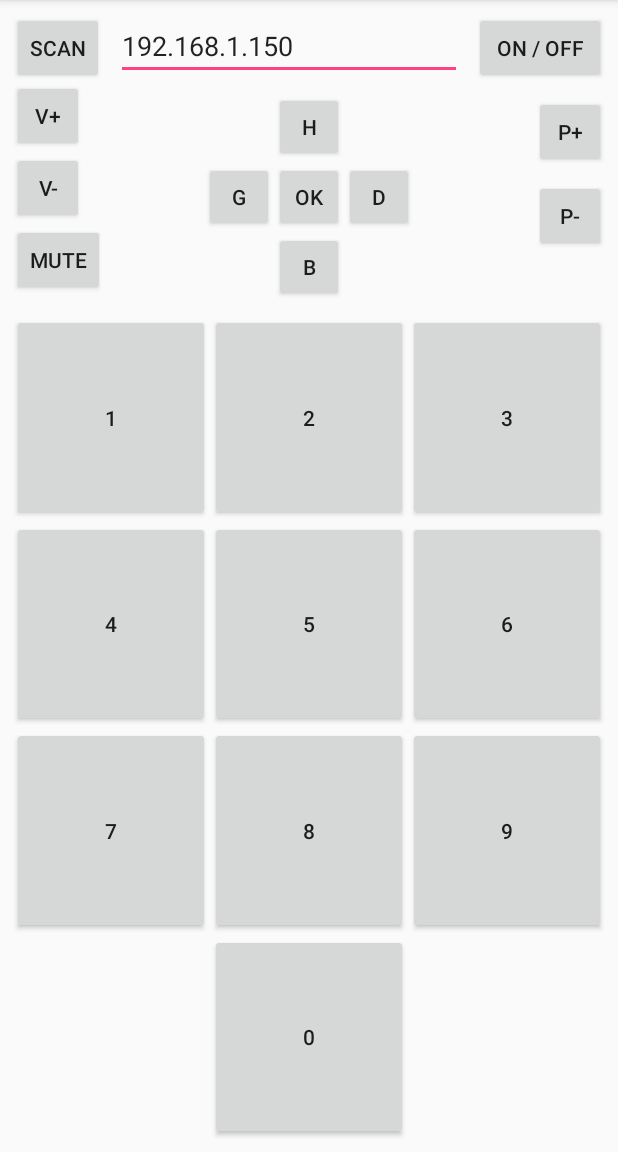
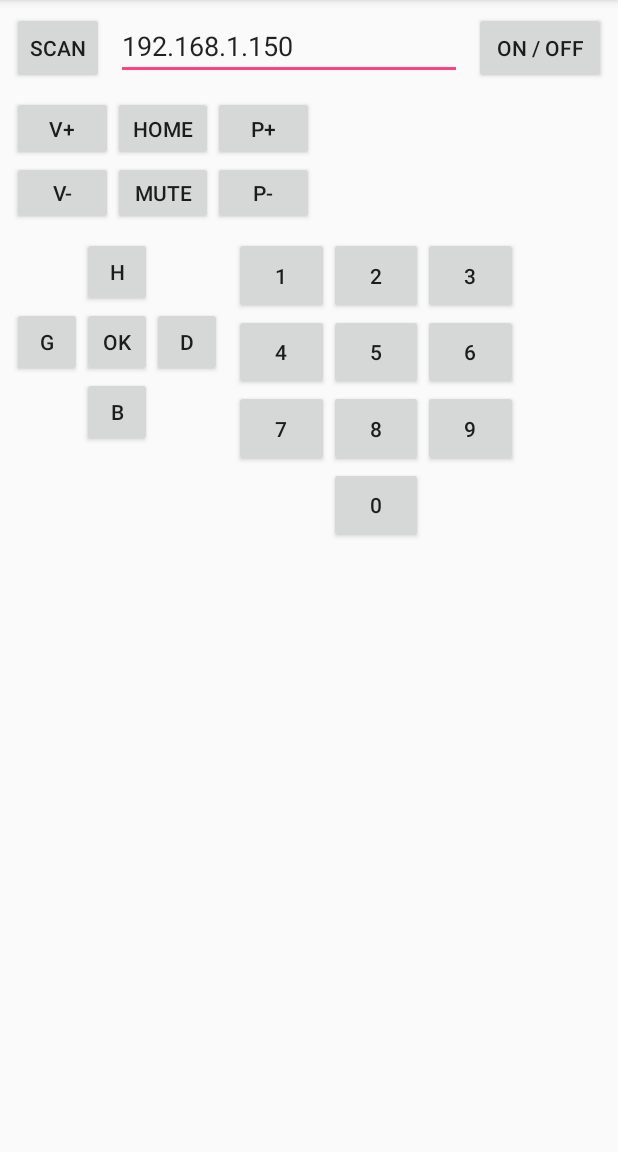
Before and after one commit to batou9150/BboxSensationRemoteControl, an Android app: the screen it shows after launch (MainActivity), on a phone screen of 412 x 824 dp, the part 84-1236 px from its top. Run offline under Robolectric (Android 15) with nearby library versions, the phone set to English and light mode, and no system bars.

Commit message:
refacto up and down

```diff
--- a/app/src/main/java/fr/batoucada/bboxsensationremotecontrol/MainActivity.java
+++ b/app/src/main/java/fr/batoucada/bboxsensationremotecontrol/MainActivity.java
@@ -16,11 +16,13 @@ public class MainActivity extends AppCompatActivity {
 
         ArrayList<Integer> buttonIdList = new ArrayList<>();
         buttonIdList.add(R.id.b_power);
+
+        buttonIdList.add(R.id.b_volume_up);
         buttonIdList.add(R.id.b_volume_down);
-        buttonIdList.add(R.id.b_volume_up);
+        buttonIdList.add(R.id.b_home);
         buttonIdList.add(R.id.b_volume_mute);
+        buttonIdList.add(R.id.b_program_up);
         buttonIdList.add(R.id.b_program_down);
-        buttonIdList.add(R.id.b_program_up);
 
         buttonIdList.add(R.id.b_0);
         buttonIdList.add(R.id.b_1);
--- a/app/src/main/res/layout/activity_main.xml
+++ b/app/src/main/res/layout/activity_main.xml
@@ -20,68 +20,6 @@
             android:layout_marginTop="8dp"
             />
 
-    <Button
-            android:text="@string/b_volume_up_text"
-            android:layout_width="wrap_content"
-            android:layout_height="wrap_content"
-            android:id="@+id/b_volume_up"
-            app:layout_constraintStart_toStartOf="parent"
-            android:layout_marginLeft="8dp"
-            android:layout_marginStart="8dp"
-            android:tag='27'
-            app:layout_constraintTop_toBottomOf="@+id/edit_text_ip_address"
-            style="@style/Widget.AppCompat.Button.Small"/>
-
-    <Button
-            android:text="@string/b_volume_down_text"
-            android:layout_width="wrap_content"
-            android:layout_height="wrap_content"
-            android:id="@+id/b_volume_down"
-            app:layout_constraintTop_toBottomOf="@+id/b_volume_up"
-            app:layout_constraintStart_toStartOf="parent"
-            android:layout_marginLeft="8dp"
-            android:layout_marginStart="8dp"
-            android:tag='28'
-            style="@style/Widget.AppCompat.Button.Small"/>
-
-    <Button
-            android:text="@string/b_volume_mute"
-            android:layout_width="wrap_content"
-            android:layout_height="wrap_content"
-            android:id="@+id/b_volume_mute"
-            app:layout_constraintTop_toBottomOf="@+id/b_volume_down"
-            app:layout_constraintStart_toStartOf="parent"
-            android:layout_marginLeft="8dp"
-            android:layout_marginStart="8dp"
-            android:tag='32'
-            style="@style/Widget.AppCompat.Button.Small"/>
-
-    <Button
-            android:text="@string/b_program_up_text"
-            android:layout_width="wrap_content"
-            android:layout_height="wrap_content"
-            android:id="@+id/b_program_up"
-            android:tag='25'
-            android:layout_marginTop="8dp"
-            app:layout_constraintTop_toBottomOf="@+id/b_power"
-            android:layout_marginEnd="8dp"
-            android:layout_marginRight="8dp"
-            app:layout_constraintEnd_toEndOf="parent"
-            style="@style/Widget.AppCompat.Button.Small"/>
-
-    <Button
-            android:text="@string/b_program_down"
-            android:layout_width="wrap_content"
-            android:layout_height="wrap_content"
-            android:id="@+id/b_program_down"
-            android:tag='26'
-            android:layout_marginTop="8dp"
-            app:layout_constraintTop_toBottomOf="@+id/b_program_up"
-            android:layout_marginEnd="8dp"
-            android:layout_marginRight="8dp"
-            app:layout_constraintEnd_toEndOf="parent"
-            style="@style/Widget.AppCompat.Button.Small"/>
-
     <EditText
             android:layout_width="0dp"
             android:layout_height="wrap_content"
@@ -96,7 +34,8 @@
             android:layout_marginRight="8dp"
             app:layout_constraintStart_toEndOf="@+id/b_search_target"
             android:layout_marginLeft="8dp"
-            android:layout_marginStart="8dp"/>
+            android:layout_marginStart="8dp"
+            tools:ignore="LabelFor"/>
 
     <Button
             android:text="@string/b_search_target_text"
@@ -111,19 +50,14 @@
             style="@style/Widget.AppCompat.Button.Small"/>
 
     <include
-            android:layout_width="0dp"
-            android:layout_height="0dp"
+            android:layout_width="189dp"
+            android:layout_height="204dp"
             layout="@layout/button_0_to_9"
-            app:layout_constraintStart_toStartOf="parent"
             android:layout_marginLeft="8dp"
             android:layout_marginStart="8dp"
-            app:layout_constraintEnd_toEndOf="parent"
-            android:layout_marginEnd="8dp"
-            android:layout_marginRight="8dp"
-            app:layout_constraintBottom_toBottomOf="parent"
-            android:layout_marginBottom="8dp"
-            app:layout_constraintTop_toBottomOf="@+id/include"
-            android:layout_marginTop="8dp"/>
+            app:layout_constraintStart_toEndOf="@+id/include"
+            android:layout_marginTop="8dp"
+            app:layout_constraintTop_toBottomOf="@+id/include2"/>
 
     <include
             android:layout_width="140dp"
@@ -131,12 +65,20 @@
             layout="@layout/dpad"
             android:id="@+id/include"
             android:layout_marginTop="8dp"
-            app:layout_constraintTop_toBottomOf="@+id/edit_text_ip_address"
-            app:layout_constraintStart_toEndOf="@+id/b_volume_down"
+            app:layout_constraintTop_toBottomOf="@+id/include2"
+            app:layout_constraintStart_toStartOf="parent"
+            android:layout_marginLeft="8dp"
+            android:layout_marginStart="8dp"/>
+
+    <include
+            android:layout_width="201dp"
+            android:layout_height="86dp"
+            layout="@layout/up_down"
+            app:layout_constraintStart_toStartOf="parent"
             android:layout_marginLeft="8dp"
             android:layout_marginStart="8dp"
-            app:layout_constraintEnd_toStartOf="@+id/b_program_down"
-            android:layout_marginEnd="8dp"
-            android:layout_marginRight="8dp"/>
+            android:layout_marginTop="8dp"
+            app:layout_constraintTop_toBottomOf="@+id/b_search_target"
+            android:id="@+id/include2"/>
 
 </android.support.constraint.ConstraintLayout>
--- /dev/null
+++ b/app/src/main/res/layout/up_down.xml
@@ -0,0 +1,82 @@
+<?xml version="1.0" encoding="utf-8"?>
+<android.support.constraint.ConstraintLayout
+        xmlns:android="http://schemas.android.com/apk/res/android"
+        xmlns:tools="http://schemas.android.com/tools"
+        xmlns:app="http://schemas.android.com/apk/res-auto"
+        android:layout_width="match_parent"
+        android:layout_height="match_parent"
+        tools:context=".MainActivity">
+
+    <Button
+            android:text="@string/b_volume_up_text"
+            android:id="@+id/b_volume_up"
+            android:tag='27'
+            style="@style/Widget.AppCompat.Button.Small"
+            android:layout_width="0dp"
+            android:layout_height="0dp"
+            app:layout_constraintStart_toStartOf="parent"
+            app:layout_constraintTop_toTopOf="parent"
+            app:layout_constraintEnd_toStartOf="@+id/b_home"
+            app:layout_constraintBottom_toTopOf="@+id/b_volume_down"/>
+
+    <Button
+            android:text="@string/b_volume_down_text"
+            android:id="@+id/b_volume_down"
+            android:tag='28'
+            style="@style/Widget.AppCompat.Button.Small"
+            android:layout_width="0dp"
+            android:layout_height="0dp"
+            app:layout_constraintStart_toStartOf="parent"
+            app:layout_constraintTop_toBottomOf="@+id/b_volume_up"
+            app:layout_constraintEnd_toStartOf="@+id/b_volume_mute"
+            app:layout_constraintBottom_toBottomOf="parent"/>
+
+    <Button
+            android:text="@string/b_home"
+            android:id="@+id/b_home"
+            android:tag='12'
+            style="@style/Widget.AppCompat.Button.Small"
+            android:layout_width="0dp"
+            android:layout_height="0dp"
+            app:layout_constraintTop_toTopOf="parent"
+            app:layout_constraintStart_toEndOf="@+id/b_volume_up"
+            app:layout_constraintEnd_toStartOf="@+id/b_program_up"
+            app:layout_constraintBottom_toTopOf="@+id/b_volume_mute"/>
+
+    <Button
+            android:text="@string/b_volume_mute"
+            android:id="@+id/b_volume_mute"
+            android:tag='32'
+            style="@style/Widget.AppCompat.Button.Small"
+            android:layout_width="0dp"
+            android:layout_height="0dp"
+            app:layout_constraintTop_toBottomOf="@+id/b_home"
+            app:layout_constraintEnd_toStartOf="@+id/b_program_down"
+            app:layout_constraintStart_toEndOf="@+id/b_volume_down"
+            app:layout_constraintBottom_toBottomOf="parent"/>
+
+    <Button
+            android:text="@string/b_program_up_text"
+            android:id="@+id/b_program_up"
+            android:tag='25'
+            style="@style/Widget.AppCompat.Button.Small"
+            android:layout_width="0dp"
+            android:layout_height="0dp"
+            app:layout_constraintTop_toTopOf="parent"
+            app:layout_constraintStart_toEndOf="@+id/b_home"
+            app:layout_constraintEnd_toEndOf="parent"
+            app:layout_constraintBottom_toTopOf="@+id/b_program_down"/>
+
+    <Button
+            android:text="@string/b_program_down"
+            android:id="@+id/b_program_down"
+            android:tag='26'
+            style="@style/Widget.AppCompat.Button.Small"
+            android:layout_width="0dp"
+            android:layout_height="0dp"
+            app:layout_constraintEnd_toEndOf="parent"
+            app:layout_constraintBottom_toBottomOf="parent"
+            app:layout_constraintStart_toEndOf="@+id/b_volume_mute"
+            app:layout_constraintTop_toBottomOf="@+id/b_program_up"/>
+
+</android.support.constraint.ConstraintLayout>
--- a/app/src/main/res/values/strings.xml
+++ b/app/src/main/res/values/strings.xml
@@ -1,6 +1,7 @@
 <resources>
     <string name="app_name">Télécommande</string>
     <string name="b_power_text">ON / OFF</string>
+    <string name="b_home">HOME</string>
     <string name="b_volume_up_text">V+</string>
     <string name="b_volume_down_text">V-</string>
     <string name="b_program_up_text">P+</string>
```
